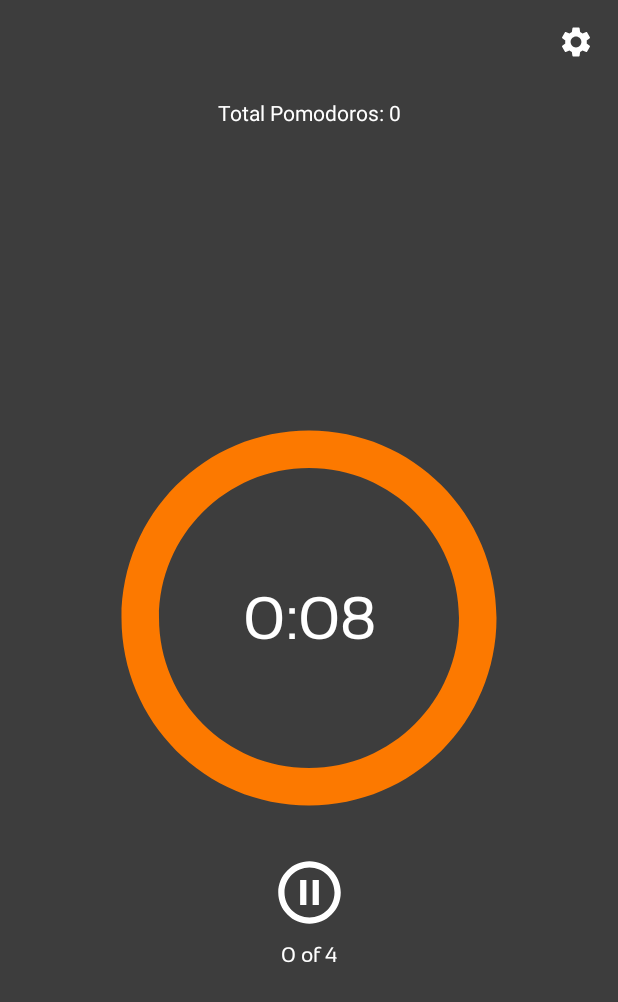
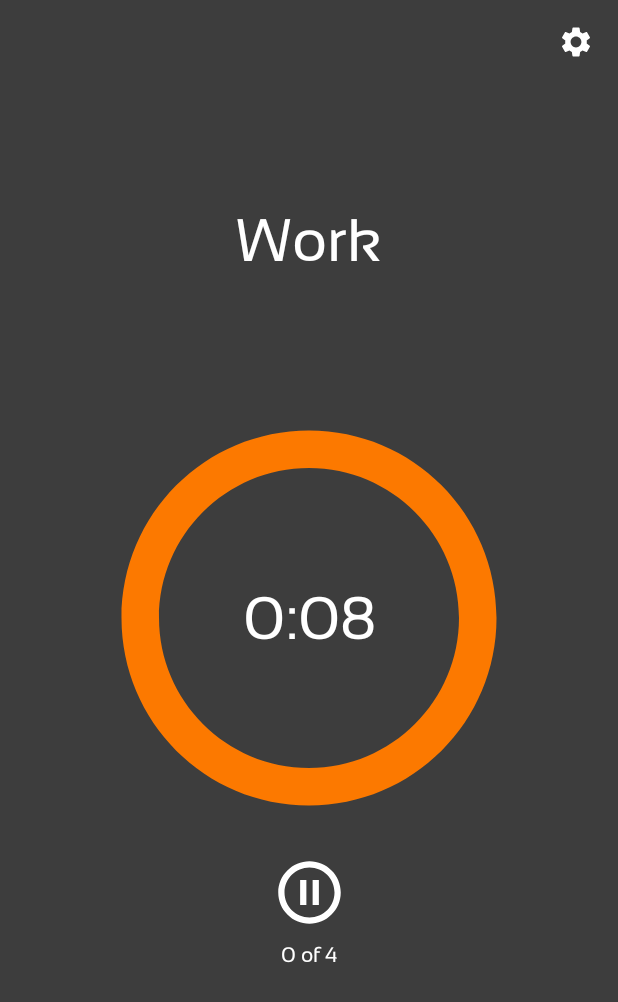
Before and after one commit to jpettson/SimplePomodoro, an Android app: the screen it shows after launch (MainActivity), after a tap on an icon or button, on a phone screen of 412 x 824 dp. Shown: the top 1002 px of the screen. Run offline under Robolectric (Android 15) with nearby library versions, the phone set to English and light mode, and no system bars.

Commit message:
status text added and total the print of total amount of pomodoros removed

```diff
--- a/app/src/main/java/nu/pettson/simplepomodoro/MainActivity.java
+++ b/app/src/main/java/nu/pettson/simplepomodoro/MainActivity.java
@@ -15,6 +15,7 @@ public class MainActivity extends AppCompatActivity {
     TextView timeText;
     TextView amountText;
     TextView totalPomodoros;
+    TextView statusText;
 
     boolean running = false;
     boolean existingTimer = false;
@@ -38,8 +39,9 @@ public class MainActivity extends AppCompatActivity {
 
         timeText = (TextView) findViewById(R.id.timeText);
         amountText = (TextView) findViewById(R.id.amountText);
-        totalPomodoros = (TextView) findViewById(R.id.totalPomodoros);
-        totalPomodoros.setText("Total Pomodoros: " + totalAmountOfTimes);
+        //totalPomodoros = (TextView) findViewById(R.id.totalPomodoros);
+        statusText = (TextView) findViewById(R.id.statusText);
+        //totalPomodoros.setText("Total Pomodoros: " + totalAmountOfTimes);
 
         circle = (ImageView) findViewById(R.id.circleTime);
         start = (ImageView) findViewById(R.id.playIcon);
@@ -89,6 +91,7 @@ public class MainActivity extends AppCompatActivity {
 
     private void createCountDown(long millis) {
         final TextView timeText = findViewById(R.id.timeText);
+        statusText.setText("Work");
         countDownTimer = new CountDownTimer(millis, 1000) {
 
             public void onTick(long millisUntilFinished) {
@@ -116,7 +119,7 @@ public class MainActivity extends AppCompatActivity {
                     SharedPreferences.Editor editor = sharedPref.edit();
                     editor.putInt("totalAmountOfTimes", totalAmountOfTimes);
                     editor.commit();
-                    totalPomodoros.setText("Total Pomodoros: " + totalAmountOfTimes);
+                    //totalPomodoros.setText("Total Pomodoros: " + totalAmountOfTimes);
                 }
 
             }
@@ -126,6 +129,7 @@ public class MainActivity extends AppCompatActivity {
     private void createDownTimeCountDown(long millis) {
         final TextView timeText = findViewById(R.id.timeText);
         onDownTime = true;
+        statusText.setText("Rest");
         countDownTimer = new CountDownTimer(millis, 1000) {
 
             public void onTick(long millisUntilFinished) {
@@ -138,7 +142,8 @@ public class MainActivity extends AppCompatActivity {
 
             public void onFinish() {
                 if (timesDone == 4) {
-                    timeText.setText("done!");
+                    timeText.setText("Done!");
+                    statusText.setText("");
                     start.setImageResource(R.drawable.ic_play_arrow_white_18dp);
                     circle.setColorFilter(ContextCompat.getColor(getApplicationContext(), R.color.colorAccent));
                     start.setColorFilter(ContextCompat.getColor(getApplicationContext(), R.color.whiteText));
--- a/app/src/main/res/layout/activity_main.xml
+++ b/app/src/main/res/layout/activity_main.xml
@@ -67,12 +67,15 @@
         app:layout_constraintTop_toBottomOf="@+id/playIcon" />
 
     <TextView
-        android:id="@+id/totalPomodoros"
+        android:id="@+id/statusText"
         android:layout_width="wrap_content"
         android:layout_height="wrap_content"
         android:layout_marginTop="65dp"
-        android:text="Total Pomodoros:"
+        android:layout_marginBottom="8dp"
+        android:fontFamily="@font/sansation_regular"
         android:textColor="@color/whiteText"
+        android:textSize="40sp"
+        app:layout_constraintBottom_toTopOf="@+id/circleTime"
         app:layout_constraintEnd_toEndOf="parent"
         app:layout_constraintStart_toStartOf="parent"
         app:layout_constraintTop_toTopOf="parent" />
```
Also changed, not shown: 1 other file.
